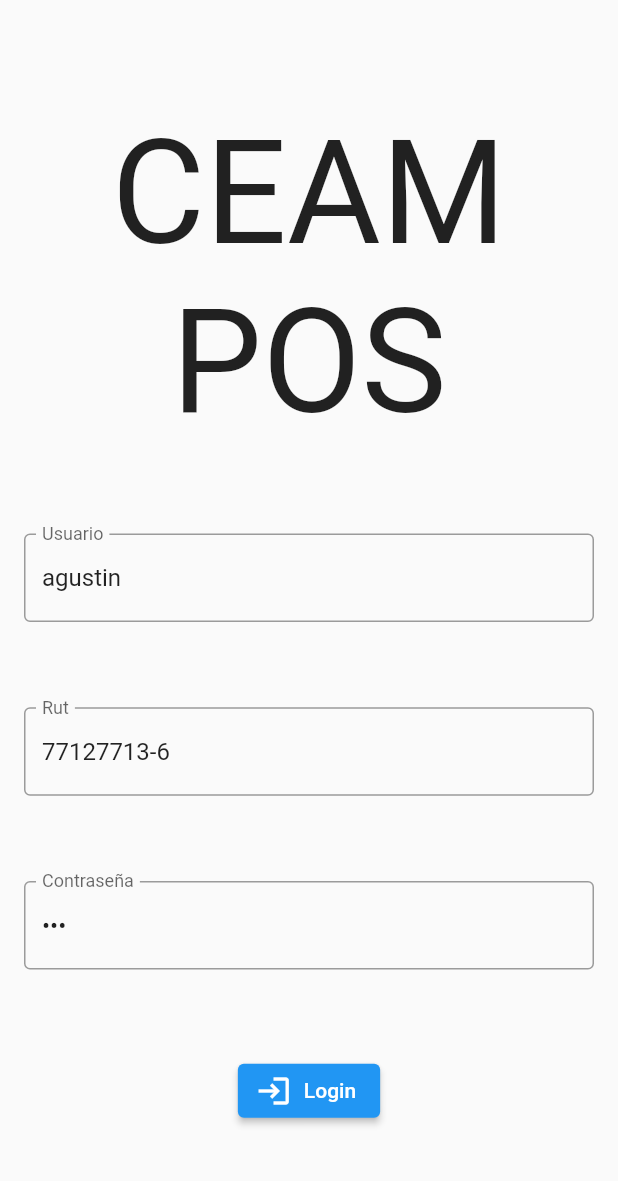
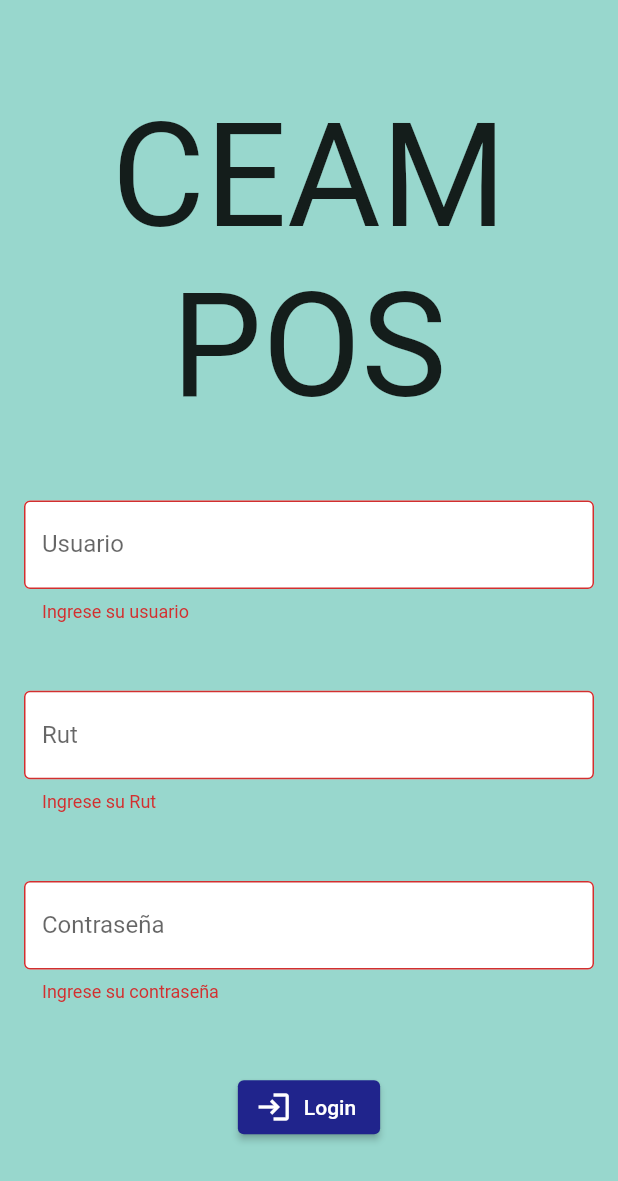
Before and after one commit to AlbertoGalleguillos/ceam-pos, a Flutter app: the screen it shows after launch, after a tap on "Login", on a phone screen of 412 x 824 dp. Shown: the top 1181 px of the screen. Run offline on Flutter 3.47's test engine with Material 2 defaults, Android fonts, the phone set to English and light mode, and no system bars; our stand-ins replace math_expressions; missing offline and left inert: barcode, barcode_image, blue_thermal_printer, flutter_simple_calculator.

Commit message:
:construction: Save progress

```diff
--- a/lib/constants.dart
+++ b/lib/constants.dart
@@ -1,6 +1,32 @@
+import 'package:flutter/material.dart';
+
+// Services
+const String BASE_URL = 'https://ceamspa.cl/pos/services/app/v1';
+
+// Strings
 const String APP_NAME = 'CEAS POS';
-const String BASE_URL = 'https://ceamspa.cl/pos/services/app/v1';
 const String DEFAULT_SALE_TEXT = 'VENTA ABARROTES';
+const String MENU_GENERATE_INVOICE = 'Generar Boleta';
+const String MENU_SALES_REPORT = 'Informe de Ventas';
+const String MENU_REPRINT = 'Reimprimir última boleta';
+const String MENU_PRINTER_SETTINGS = 'Configurar impresora';
+const String MENU_LOGOUT = 'Cerrar sesión';
 const String PAYMENT_TYPE_DEBIT = 'Tarjeta Debito';
 const String PAYMENT_TYPE_CASH = 'Efectivo';
 const String PAYMENT_TYPE_CREDIT = 'Tarjeta Credito';
+
+// Colors
+const int PRIMARY_COLOR = 0xff20248c;
+const int SECONDARY_COLOR = 0xff98d7cd;
+const Map<int, Color> APP_MATERIAL_COLOR = {
+  50: Color.fromRGBO(32, 36, 140, .1),
+  100: Color.fromRGBO(32, 36, 140, .2),
+  200: Color.fromRGBO(32, 36, 140, .3),
+  300: Color.fromRGBO(32, 36, 140, .4),
+  400: Color.fromRGBO(32, 36, 140, .5),
+  500: Color.fromRGBO(32, 36, 140, .6),
+  600: Color.fromRGBO(32, 36, 140, .7),
+  700: Color.fromRGBO(32, 36, 140, .8),
+  800: Color.fromRGBO(32, 36, 140, .9),
+  900: Color.fromRGBO(32, 36, 140, 1),
+};
--- a/lib/login.dart
+++ b/lib/login.dart
@@ -15,17 +15,19 @@ class Login extends StatefulWidget {
 }
 
 class _LoginState extends State<Login> {
-  final GlobalKey<ScaffoldState> _scaffoldKey = new GlobalKey<ScaffoldState>();
+  final GlobalKey<ScaffoldState> _scaffoldKey = GlobalKey<ScaffoldState>();
   final _formKey = GlobalKey<FormState>();
-  TextEditingController userController = TextEditingController(text: 'agustin');
+  TextEditingController userController =
+      TextEditingController(); // text: 'agustin'
   TextEditingController rutController =
-      TextEditingController(text: '77127713-6');
-  TextEditingController passController =
-      TextEditingController(text: '123');
+      TextEditingController(); // text: '77127713-6'
+  TextEditingController passController = TextEditingController(); // text: '123'
+  bool isLoading = false;
 
   @override
   Widget build(BuildContext context) {
     return Scaffold(
+      backgroundColor: Color(0xff98d7cd),
       key: _scaffoldKey,
       body: Form(
         key: _formKey,
@@ -34,11 +36,16 @@ class _LoginState extends State<Login> {
           child: Column(
             mainAxisAlignment: MainAxisAlignment.spaceEvenly,
             children: [
-              Text('CEAM POS',
-                  style: TextStyle(fontSize: 96), textAlign: TextAlign.center),
+              Text(
+                'CEAM POS',
+                style: TextStyle(fontSize: 96),
+                textAlign: TextAlign.center,
+              ),
               TextFormField(
                 controller: userController,
                 decoration: InputDecoration(
+                  filled: true,
+                  fillColor: Colors.white,
                   border: OutlineInputBorder(),
                   labelText: 'Usuario',
                 ),
@@ -52,6 +59,8 @@ class _LoginState extends State<Login> {
               TextFormField(
                 controller: rutController,
                 decoration: InputDecoration(
+                  filled: true,
+                  fillColor: Colors.white,
                   border: OutlineInputBorder(),
                   labelText: 'Rut',
                 ),
@@ -66,6 +75,8 @@ class _LoginState extends State<Login> {
                 controller: passController,
                 obscureText: true,
                 decoration: InputDecoration(
+                  filled: true,
+                  fillColor: Colors.white,
                   border: OutlineInputBorder(),
                   labelText: 'Contraseña',
                 ),
@@ -76,13 +87,15 @@ class _LoginState extends State<Login> {
                   return null;
                 },
               ),
-              ElevatedButton.icon(
-                onPressed: () {
-                  attemptLogin(context);
-                },
-                label: Text('Login'),
-                icon: Icon(Icons.login),
-              )
+              isLoading
+                  ? CircularProgressIndicator()
+                  : ElevatedButton.icon(
+                      onPressed: () {
+                        attemptLogin(context);
+                      },
+                      label: Text('Login'),
+                      icon: Icon(Icons.login),
+                    ),
             ],
           ),
         ),
@@ -95,11 +108,15 @@ class _LoginState extends State<Login> {
       if (await canLogin()) {
         Navigator.of(context).pushNamed('/home');
       }
+      setState(() => isLoading = false);
     }
   }
 
   //TODO: Pass this function to UserServices
   Future<bool> canLogin() async {
+    setState(() => isLoading = true);
+
+    FocusScope.of(context).unfocus();
     String loginUrl = '${Constants.BASE_URL}/validaLogin/';
 
     final http.Response response = await http.post(
@@ -116,7 +133,8 @@ class _LoginState extends State<Login> {
     print(response.body);
 
     if (response.statusCode == 200) {
-      LoginProvider provider = Provider.of<LoginProvider>(context, listen: false);
+      LoginProvider provider =
+          Provider.of<LoginProvider>(context, listen: false);
       provider.setCompany(response.body);
       // TODO: Create User
       return true;
--- a/lib/main.dart
+++ b/lib/main.dart
@@ -24,24 +24,27 @@ void main() {
 
 //TODO:
 // ✅ Imprimir con datos de prueba
-// Imprimir con datos de prueba pero que vengan del objeto empresa
+// ✅ Imprimir con datos de prueba pero que vengan del objeto empresa
 // Crear pantalla de configuración de impresora
 // Crear calculadora propia, revisar las siguientes implementaciones:
 // https://itnext.io/building-a-calculator-app-in-flutter-824254704fe6
 // https://medium.com/@ykaito21/how-to-build-a-simple-calculator-app-with-flutter-part-1-e43943d016a8
-// Cambiar los colores por los oficiales
-// Poner los íconos oficiales
+// ✅ Cambiar los colores por los oficiales
+// ✅ Poner los íconos oficiales
 // ✅ Terminar el proceso de venta (Efectivo o tarjeta)
+//
 
 class MyApp extends StatelessWidget {
-  final String title = Constants.APP_NAME;
-
   @override
   Widget build(BuildContext context) {
     return MaterialApp(
-      title: title,
+      title: Constants.APP_NAME,
       theme: ThemeData(
-        primarySwatch: Colors.blue,
+        primarySwatch: MaterialColor(
+          Constants.PRIMARY_COLOR,
+          Constants.APP_MATERIAL_COLOR,
+        ),
+        splashColor: Color(Constants.SECONDARY_COLOR),
       ),
       initialRoute: '/',
       routes: {
--- a/pubspec.yaml
+++ b/pubspec.yaml
@@ -24,11 +24,14 @@ dependencies:
   flutter:
     sdk: flutter
 
+  barcode: ^1.17.1
+  barcode_image: ^1.2.0
   blue_thermal_printer: ^1.1.1
   flutter_simple_calculator: ^1.0.4
   http: ^0.12.2
   path_provider: ^1.6.27
   provider: ^4.3.3
+  math_expressions: ^2.0.0
 
 
 
```
Also changed, not shown: lib/PosDrawer.dart (+19 -21 lines), lib/buttons.dart (added, +44 -0 lines), lib/customCalculator.dart (added, +170 -0 lines), lib/home.dart (+5 -5 lines), lib/print.dart (+9 -9 lines), lib/providers/PrintProvider.dart (+64 -6 lines), pubspec.lock, 2 other files.
